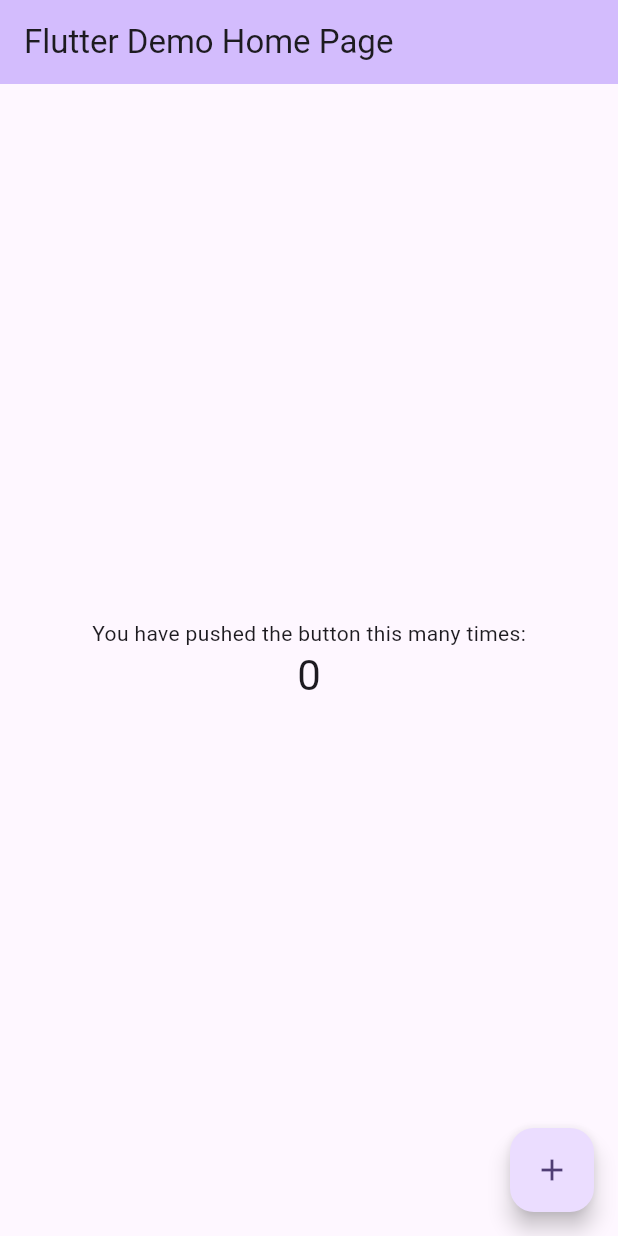
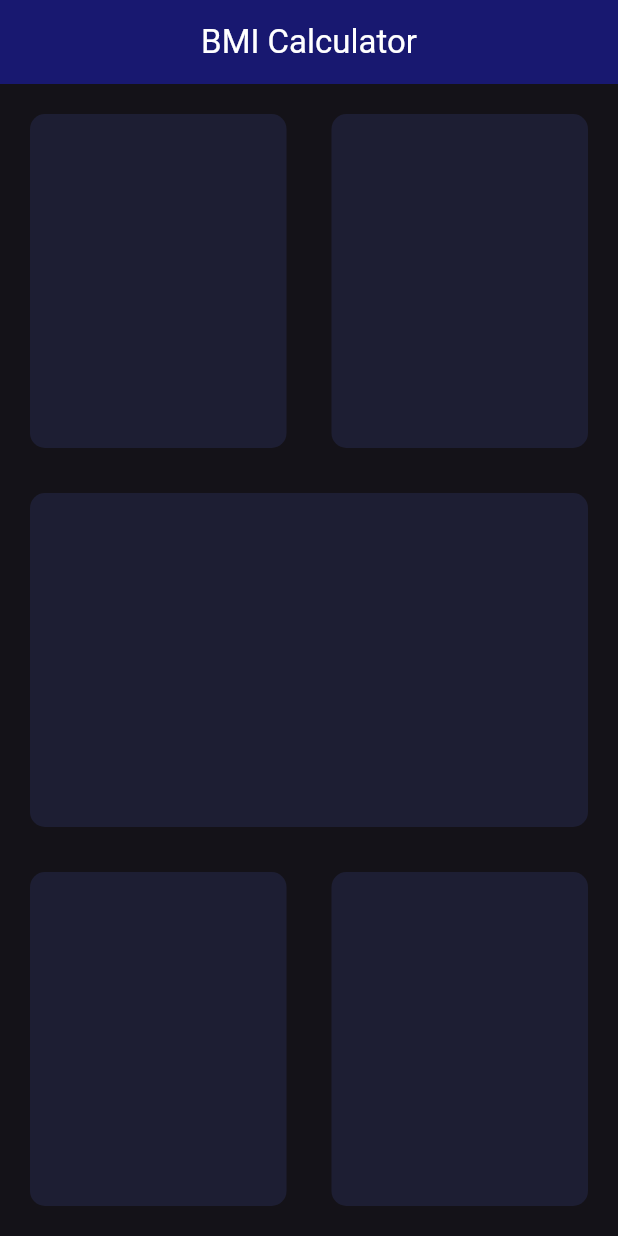
Before and after one commit to riaanjlagrange/bmi_calculater, a Flutter app: the screen it shows after launch, on a phone screen of 412 x 824 dp. Run offline on Flutter 3.47's test engine with Material 3 defaults, Android fonts, the phone set to English and light mode, and no system bars; our stand-ins replace google_fonts.

Commit message:
get started building the ui

```diff
--- /dev/null
+++ b/lib/input_page.dart
@@ -0,0 +1,63 @@
+import 'package:flutter/material.dart';
+
+class InputPage extends StatefulWidget {
+  const InputPage({super.key});
+
+  @override
+  State<InputPage> createState() => _InputPageState();
+}
+
+class ShadedContainer extends StatelessWidget {
+  final Color color;
+
+  const ShadedContainer({required this.color, super.key});
+
+  @override
+  Widget build(BuildContext context) {
+    return Container(
+      margin: EdgeInsets.all(15),
+      padding: EdgeInsets.all(5),
+      decoration: BoxDecoration(
+        color: color,
+        borderRadius: BorderRadius.circular(10),
+      ),
+    );
+  }
+}
+
+class _InputPageState extends State<InputPage> {
+  @override
+  Widget build(BuildContext context) {
+    return Scaffold(
+      appBar: AppBar(title: Text("BMI Calculator"), centerTitle: true),
+      body: SafeArea(
+        child: Padding(
+          padding: EdgeInsets.all(5),
+          child: Column(
+            children: <Widget>[
+              Expanded(
+                child: Row(
+                  mainAxisSize: MainAxisSize.max,
+                  children: <Widget>[
+                    Expanded(child: ShadedContainer(color: Color(0xFF1D1E33))),
+                    Expanded(child: ShadedContainer(color: Color(0xFF1D1E33))),
+                  ],
+                ),
+              ),
+              Expanded(child: ShadedContainer(color: Color(0xFF1D1E33))),
+              Expanded(
+                child: Row(
+                  mainAxisSize: MainAxisSize.max,
+                  children: <Widget>[
+                    Expanded(child: ShadedContainer(color: Color(0xFF1D1E33))),
+                    Expanded(child: ShadedContainer(color: Color(0xFF1D1E33))),
+                  ],
+                ),
+              ),
+            ],
+          ),
+        ),
+      ),
+    );
+  }
+}
--- a/lib/main.dart
+++ b/lib/main.dart
@@ -1,122 +1,26 @@
 import 'package:flutter/material.dart';
+import 'package:google_fonts/google_fonts.dart';
+import 'input_page.dart';
 
 void main() {
-  runApp(const MyApp());
+  runApp(BMICalculator());
 }
 
-class MyApp extends StatelessWidget {
-  const MyApp({super.key});
+class BMICalculator extends StatelessWidget {
+  const BMICalculator({super.key});
 
-  // This widget is the root of your application.
   @override
   Widget build(BuildContext context) {
     return MaterialApp(
-      title: 'Flutter Demo',
-      theme: ThemeData(
-        // This is the theme of your application.
-        //
-        // TRY THIS: Try running your application with "flutter run". You'll see
-        // the application has a purple toolbar. Then, without quitting the app,
-        // try changing the seedColor in the colorScheme below to Colors.green
-        // and then invoke "hot reload" (save your changes or press the "hot
-        // reload" button in a Flutter-supported IDE, or press "r" if you used
-        // the command line to start the app).
-        //
-        // Notice that the counter didn't reset back to zero; the application
-        // state is not lost during the reload. To reset the state, use hot
-        // restart instead.
-        //
-        // This works for code too, not just values: Most code changes can be
-        // tested with just a hot reload.
-        colorScheme: ColorScheme.fromSeed(seedColor: Colors.deepPurple),
+      debugShowCheckedModeBanner: false,
+      theme: ThemeData.dark().copyWith(
+        colorScheme: ColorScheme.fromSwatch(
+          primarySwatch: Colors.indigo,
+          brightness: Brightness.dark,
+        ),
+        appBarTheme: AppBarTheme(backgroundColor: Color(0xFF181870)),
       ),
-      home: const MyHomePage(title: 'Flutter Demo Home Page'),
+      home: InputPage(),
     );
   }
 }
-
-class MyHomePage extends StatefulWidget {
-  const MyHomePage({super.key, required this.title});
-
-  // This widget is the home page of your application. It is stateful, meaning
-  // that it has a State object (defined below) that contains fields that affect
-  // how it looks.
-
-  // This class is the configuration for the state. It holds the values (in this
-  // case the title) provided by the parent (in this case the App widget) and
-  // used by the build method of the State. Fields in a Widget subclass are
-  // always marked "final".
-
-  final String title;
-
-  @override
-  State<MyHomePage> createState() => _MyHomePageState();
-}
-
-class _MyHomePageState extends State<MyHomePage> {
-  int _counter = 0;
-
-  void _incrementCounter() {
-    setState(() {
-      // This call to setState tells the Flutter framework that something has
-      // changed in this State, which causes it to rerun the build method below
-      // so that the display can reflect the updated values. If we changed
-      // _counter without calling setState(), then the build method would not be
-      // called again, and so nothing would appear to happen.
-      _counter++;
-    });
-  }
-
-  @override
-  Widget build(BuildContext context) {
-    // This method is rerun every time setState is called, for instance as done
-    // by the _incrementCounter method above.
-    //
-    // The Flutter framework has been optimized to make rerunning build methods
-    // fast, so that you can just rebuild anything that needs updating rather
-    // than having to individually change instances of widgets.
-    return Scaffold(
-      appBar: AppBar(
-        // TRY THIS: Try changing the color here to a specific color (to
-        // Colors.amber, perhaps?) and trigger a hot reload to see the AppBar
-        // change color while the other colors stay the same.
-        backgroundColor: Theme.of(context).colorScheme.inversePrimary,
-        // Here we take the value from the MyHomePage object that was created by
-        // the App.build method, and use it to set our appbar title.
-        title: Text(widget.title),
-      ),
-      body: Center(
-        // Center is a layout widget. It takes a single child and positions it
-        // in the middle of the parent.
-        child: Column(
-          // Column is also a layout widget. It takes a list of children and
-          // arranges them vertically. By default, it sizes itself to fit its
-          // children horizontally, and tries to be as tall as its parent.
-          //
-          // Column has various properties to control how it sizes itself and
-          // how it positions its children. Here we use mainAxisAlignment to
-          // center the children vertically; the main axis here is the vertical
-          // axis because Columns are vertical (the cross axis would be
-          // horizontal).
-          //
-          // TRY THIS: Invoke "debug painting" (choose the "Toggle Debug Paint"
-          // action in the IDE, or press "p" in the console), to see the
-          // wireframe for each widget.
-          mainAxisAlignment: MainAxisAlignment.center,
-          children: <Widget>[
-            const Text('You have pushed the button this many times:'),
-            Text(
-              '$_counter',
-              style: Theme.of(context).textTheme.headlineMedium,
-            ),
-          ],
-        ),
-      ),
-      floatingActionButton: FloatingActionButton(
-        onPressed: _incrementCounter,
-        tooltip: 'Increment',
-        child: const Icon(Icons.add),
-      ), // This trailing comma makes auto-formatting nicer for build methods.
-    );
-  }
-}
--- a/pubspec.yaml
+++ b/pubspec.yaml
@@ -34,6 +34,7 @@ dependencies:
   # The following adds the Cupertino Icons font to your application.
   # Use with the CupertinoIcons class for iOS style icons.
   cupertino_icons: ^1.0.8
+  google_fonts: ^6.2.1
 
 dev_dependencies:
   flutter_test:
```
Also changed, not shown: pubspec.lock, 1 other file.
